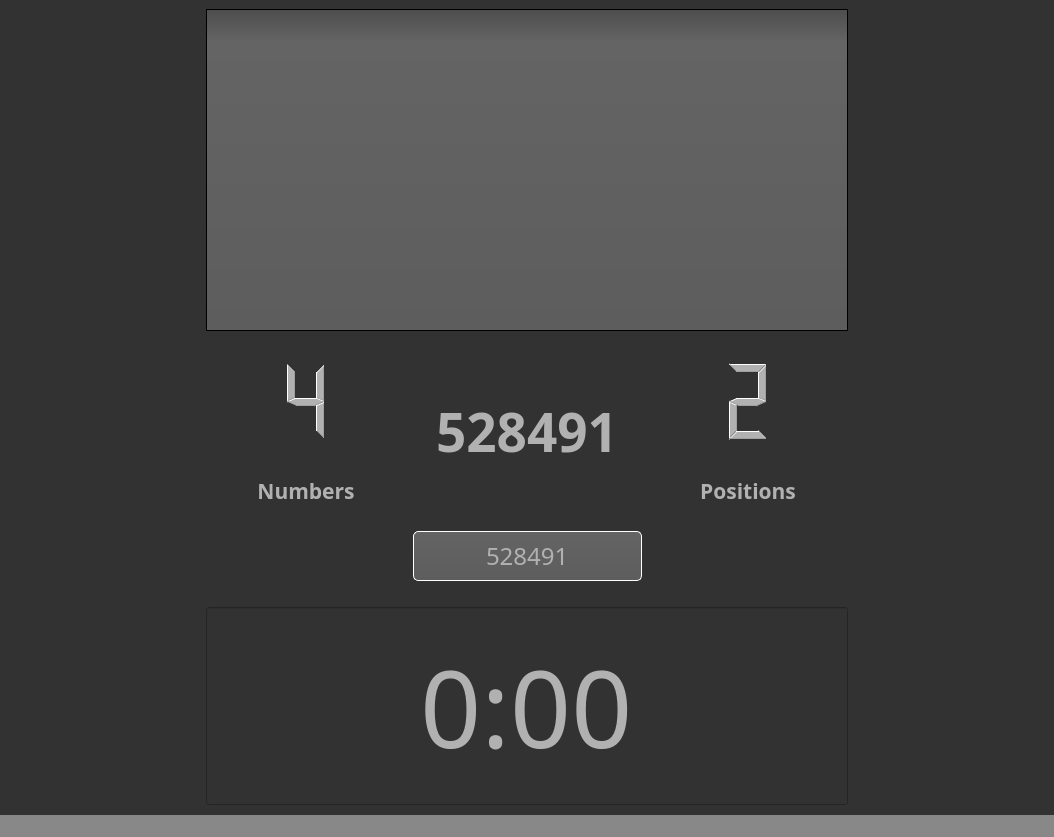
The window that interface/mainWindowUi.ui (JLBegin/JeuFSG) describes before a commit, drawn with Qt 5.
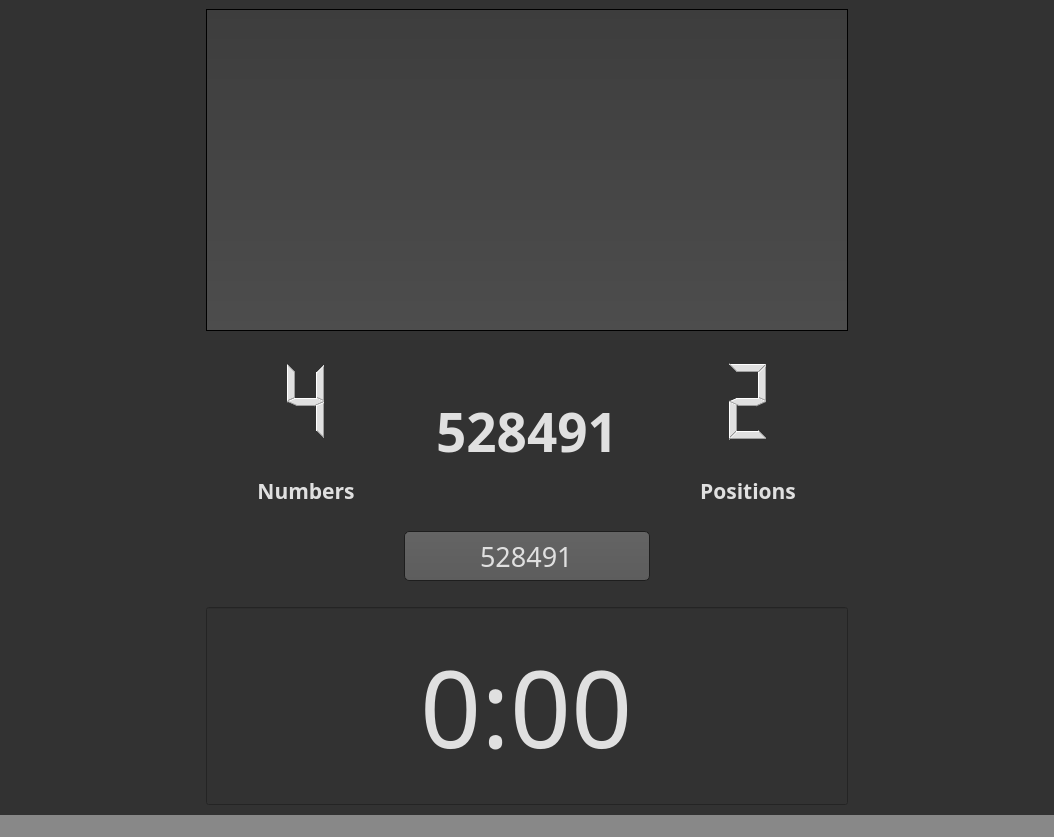
The same window after the commit.

Commit message: done running logic + history

```diff
--- a/interface/mainWindowUi.ui
+++ b/interface/mainWindowUi.ui
@@ -2,6 +2,9 @@
 <ui version="4.0">
  <class>mainWindow</class>
  <widget class="QMainWindow" name="mainWindow">
+  <property name="enabled">
+   <bool>true</bool>
+  </property>
   <property name="geometry">
    <rect>
     <x>0</x>
@@ -12,7 +15,7 @@
   </property>
   <property name="font">
    <font>
-    <pointsize>12</pointsize>
+    <pointsize>19</pointsize>
     <weight>50</weight>
     <bold>false</bold>
    </font>
@@ -29,7 +32,7 @@
   <property name="styleSheet">
    <string notr="true">QWidget
 {
-    color: #b1b1b1;
+    color: #e0e0e0;
     background-color: #323232;
 }
 
@@ -62,12 +65,12 @@
 QWidget:disabled
 {
     color: #404040;
-    background-color: #323232;
+    background-color: #525252;
 }
 
 QAbstractItemView
 {
-    background-color: QLinearGradient( x1: 0, y1: 0, x2: 0, y2: 1, stop: 0 #4d4d4d, stop: 0.1 #646464, stop: 1 #5d5d5d);
+    background-color: QLinearGradient( x1: 0, y1: 0, x2: 0, y2: 1, stop: 0 #3d3d3d, stop: 1 #4d4d4d);
 }
 
 QLineEdit
@@ -119,28 +122,291 @@
          <number>25</number>
         </property>
         <item>
-         <widget class="QListWidget" name="listWidget">
-          <property name="sizePolicy">
-           <sizepolicy hsizetype="Expanding" vsizetype="Expanding">
-            <horstretch>0</horstretch>
-            <verstretch>0</verstretch>
-           </sizepolicy>
+         <widget class="QTableWidget" name="tableWidget">
+          <property name="palette">
+           <palette>
+            <active>
+             <colorrole role="WindowText">
+              <brush brushstyle="SolidPattern">
+               <color alpha="255">
+                <red>224</red>
+                <green>224</green>
+                <blue>224</blue>
+               </color>
+              </brush>
+             </colorrole>
+             <colorrole role="Button">
+              <brush brushstyle="LinearGradientPattern">
+               <gradient startx="0.000000000000000" starty="0.000000000000000" endx="0.000000000000000" endy="1.000000000000000" type="LinearGradient" spread="PadSpread" coordinatemode="ObjectBoundingMode">
+                <gradientstop position="0.000000000000000">
+                 <color alpha="255">
+                  <red>61</red>
+                  <green>61</green>
+                  <blue>61</blue>
+                 </color>
+                </gradientstop>
+                <gradientstop position="1.000000000000000">
+                 <color alpha="255">
+                  <red>77</red>
+                  <green>77</green>
+                  <blue>77</blue>
+                 </color>
+                </gradientstop>
+               </gradient>
+              </brush>
+             </colorrole>
+             <colorrole role="Text">
+              <brush brushstyle="SolidPattern">
+               <color alpha="255">
+                <red>224</red>
+                <green>224</green>
+                <blue>224</blue>
+               </color>
+              </brush>
+             </colorrole>
+             <colorrole role="ButtonText">
+              <brush brushstyle="SolidPattern">
+               <color alpha="255">
+                <red>224</red>
+                <green>224</green>
+                <blue>224</blue>
+               </color>
+              </brush>
+             </colorrole>
+             <colorrole role="Base">
+              <brush brushstyle="LinearGradientPattern">
+               <gradient startx="0.000000000000000" starty="0.000000000000000" endx="0.000000000000000" endy="1.000000000000000" type="LinearGradient" spread="PadSpread" coordinatemode="ObjectBoundingMode">
+                <gradientstop position="0.000000000000000">
+                 <color alpha="255">
+                  <red>61</red>
+                  <green>61</green>
+                  <blue>61</blue>
+                 </color>
+                </gradientstop>
+                <gradientstop position="1.000000000000000">
+                 <color alpha="255">
+                  <red>77</red>
+                  <green>77</green>
+                  <blue>77</blue>
+                 </color>
+                </gradientstop>
+               </gradient>
+              </brush>
+             </colorrole>
+             <colorrole role="Window">
+              <brush brushstyle="LinearGradientPattern">
+               <gradient startx="0.000000000000000" starty="0.000000000000000" endx="0.000000000000000" endy="1.000000000000000" type="LinearGradient" spread="PadSpread" coordinatemode="ObjectBoundingMode">
+                <gradientstop position="0.000000000000000">
+                 <color alpha="255">
+                  <red>61</red>
+                  <green>61</green>
+                  <blue>61</blue>
+                 </color>
+                </gradientstop>
+                <gradientstop position="1.000000000000000">
+                 <color alpha="255">
+                  <red>77</red>
+                  <green>77</green>
+                  <blue>77</blue>
+                 </color>
+                </gradientstop>
+               </gradient>
+              </brush>
+             </colorrole>
+            </active>
+            <inactive>
+             <colorrole role="WindowText">
+              <brush brushstyle="SolidPattern">
+               <color alpha="255">
+                <red>224</red>
+                <green>224</green>
+                <blue>224</blue>
+               </color>
+              </brush>
+             </colorrole>
+             <colorrole role="Button">
+              <brush brushstyle="LinearGradientPattern">
+               <gradient startx="0.000000000000000" starty="0.000000000000000" endx="0.000000000000000" endy="1.000000000000000" type="LinearGradient" spread="PadSpread" coordinatemode="ObjectBoundingMode">
+                <gradientstop position="0.000000000000000">
+                 <color alpha="255">
+                  <red>61</red>
+                  <green>61</green>
+                  <blue>61</blue>
+                 </color>
+                </gradientstop>
+                <gradientstop position="1.000000000000000">
+                 <color alpha="255">
+                  <red>77</red>
+                  <green>77</green>
+                  <blue>77</blue>
+                 </color>
+                </gradientstop>
+               </gradient>
+              </brush>
+             </colorrole>
+             <colorrole role="Text">
+              <brush brushstyle="SolidPattern">
+               <color alpha="255">
+                <red>224</red>
+                <green>224</green>
+                <blue>224</blue>
+               </color>
+              </brush>
+             </colorrole>
+             <colorrole role="ButtonText">
+              <brush brushstyle="SolidPattern">
+               <color alpha="255">
+                <red>224</red>
+                <green>224</green>
+                <blue>224</blue>
+               </color>
+              </brush>
+             </colorrole>
+             <colorrole role="Base">
+              <brush brushstyle="LinearGradientPattern">
+               <gradient startx="0.000000000000000" starty="0.000000000000000" endx="0.000000000000000" endy="1.000000000000000" type="LinearGradient" spread="PadSpread" coordinatemode="ObjectBoundingMode">
+                <gradientstop position="0.000000000000000">
+                 <color alpha="255">
+                  <red>61</red>
+                  <green>61</green>
+                  <blue>61</blue>
+                 </color>
+                </gradientstop>
+                <gradientstop position="1.000000000000000">
+                 <color alpha="255">
+                  <red>77</red>
+                  <green>77</green>
+                  <blue>77</blue>
+                 </color>
+                </gradientstop>
+               </gradient>
+              </brush>
+             </colorrole>
+             <colorrole role="Window">
+              <brush brushstyle="LinearGradientPattern">
+               <gradient startx="0.000000000000000" starty="0.000000000000000" endx="0.000000000000000" endy="1.000000000000000" type="LinearGradient" spread="PadSpread" coordinatemode="ObjectBoundingMode">
+                <gradientstop position="0.000000000000000">
+                 <color alpha="255">
+                  <red>61</red>
+                  <green>61</green>
+                  <blue>61</blue>
+                 </color>
+                </gradientstop>
+                <gradientstop position="1.000000000000000">
+                 <color alpha="255">
+                  <red>77</red>
+                  <green>77</green>
+                  <blue>77</blue>
+                 </color>
+                </gradientstop>
+               </gradient>
+              </brush>
+             </colorrole>
+            </inactive>
+            <disabled>
+             <colorrole role="WindowText">
+              <brush brushstyle="SolidPattern">
+               <color alpha="255">
+                <red>64</red>
+                <green>64</green>
+                <blue>64</blue>
+               </color>
+              </brush>
+             </colorrole>
+             <colorrole role="Button">
+              <brush brushstyle="SolidPattern">
+               <color alpha="255">
+                <red>82</red>
+                <green>82</green>
+                <blue>82</blue>
+               </color>
+              </brush>
+             </colorrole>
+             <colorrole role="Text">
+              <brush brushstyle="SolidPattern">
+               <color alpha="255">
+                <red>64</red>
+                <green>64</green>
+                <blue>64</blue>
+               </color>
+              </brush>
+             </colorrole>
+             <colorrole role="ButtonText">
+              <brush brushstyle="SolidPattern">
+               <color alpha="255">
+                <red>64</red>
+                <green>64</green>
+                <blue>64</blue>
+               </color>
+              </brush>
+             </colorrole>
+             <colorrole role="Base">
+              <brush brushstyle="SolidPattern">
+               <color alpha="255">
+                <red>82</red>
+                <green>82</green>
+                <blue>82</blue>
+               </color>
+              </brush>
+             </colorrole>
+             <colorrole role="Window">
+              <brush brushstyle="SolidPattern">
+               <color alpha="255">
+                <red>82</red>
+                <green>82</green>
+                <blue>82</blue>
+               </color>
+              </brush>
+             </colorrole>
+            </disabled>
+           </palette>
           </property>
           <property name="font">
            <font>
             <family>BankGothic Md BT</family>
-            <pointsize>16</pointsize>
+            <pointsize>20</pointsize>
            </font>
           </property>
+          <property name="verticalScrollBarPolicy">
+           <enum>Qt::ScrollBarAlwaysOff</enum>
+          </property>
+          <property name="editTriggers">
+           <set>QAbstractItemView::NoEditTriggers</set>
+          </property>
           <property name="selectionMode">
            <enum>QAbstractItemView::NoSelection</enum>
           </property>
           <property name="selectionBehavior">
            <enum>QAbstractItemView::SelectRows</enum>
           </property>
-          <property name="textElideMode">
-           <enum>Qt::ElideMiddle</enum>
+          <property name="showGrid">
+           <bool>false</bool>
           </property>
+          <property name="rowCount">
+           <number>10</number>
+          </property>
+          <property name="columnCount">
+           <number>3</number>
+          </property>
+          <attribute name="horizontalHeaderVisible">
+           <bool>false</bool>
+          </attribute>
+          <attribute name="verticalHeaderVisible">
+           <bool>false</bool>
+          </attribute>
+          <row/>
+          <row/>
+          <row/>
+          <row/>
+          <row/>
+          <row/>
+          <row/>
+          <row/>
+          <row/>
+          <row/>
+          <column/>
+          <column/>
+          <column/>
          </widget>
         </item>
         <item>
@@ -197,6 +463,9 @@
           </item>
           <item>
            <widget class="QLabel" name="codeLabel">
+            <property name="enabled">
+             <bool>true</bool>
+            </property>
             <property name="sizePolicy">
              <sizepolicy hsizetype="Preferred" vsizetype="Fixed">
               <horstretch>0</horstretch>
@@ -288,6 +557,9 @@
         </item>
         <item>
          <layout class="QHBoxLayout" name="horizontalLayout_2">
+          <property name="spacing">
+           <number>30</number>
+          </property>
           <item>
            <spacer name="horizontalSpacer_2">
             <property name="orientation">
@@ -306,6 +578,9 @@
           </item>
           <item>
            <widget class="QLineEdit" name="codeEdit">
+            <property name="enabled">
+             <bool>true</bool>
+            </property>
             <property name="sizePolicy">
              <sizepolicy hsizetype="Preferred" vsizetype="Fixed">
               <horstretch>0</horstretch>
@@ -318,14 +593,252 @@
               <height>50</height>
              </size>
             </property>
+            <property name="palette">
+             <palette>
+              <active>
+               <colorrole role="WindowText">
+                <brush brushstyle="SolidPattern">
+                 <color alpha="255">
+                  <red>224</red>
+                  <green>224</green>
+                  <blue>224</blue>
+                 </color>
+                </brush>
+               </colorrole>
+               <colorrole role="Button">
+                <brush brushstyle="LinearGradientPattern">
+                 <gradient startx="0.000000000000000" starty="0.000000000000000" endx="0.000000000000000" endy="1.000000000000000" type="LinearGradient" spread="PadSpread" coordinatemode="ObjectBoundingMode">
+                  <gradientstop position="0.000000000000000">
+                   <color alpha="255">
+                    <red>100</red>
+                    <green>100</green>
+                    <blue>100</blue>
+                   </color>
+                  </gradientstop>
+                  <gradientstop position="1.000000000000000">
+                   <color alpha="255">
+                    <red>93</red>
+                    <green>93</green>
+                    <blue>93</blue>
+                   </color>
+                  </gradientstop>
+                 </gradient>
+                </brush>
+               </colorrole>
+               <colorrole role="Text">
+                <brush brushstyle="SolidPattern">
+                 <color alpha="255">
+                  <red>224</red>
+                  <green>224</green>
+                  <blue>224</blue>
+                 </color>
+                </brush>
+               </colorrole>
+               <colorrole role="ButtonText">
+                <brush brushstyle="SolidPattern">
+                 <color alpha="255">
+                  <red>224</red>
+                  <green>224</green>
+                  <blue>224</blue>
+                 </color>
+                </brush>
+               </colorrole>
+               <colorrole role="Base">
+                <brush brushstyle="LinearGradientPattern">
+                 <gradient startx="0.000000000000000" starty="0.000000000000000" endx="0.000000000000000" endy="1.000000000000000" type="LinearGradient" spread="PadSpread" coordinatemode="ObjectBoundingMode">
+                  <gradientstop position="0.000000000000000">
+                   <color alpha="255">
+                    <red>100</red>
+                    <green>100</green>
+                    <blue>100</blue>
+                   </color>
+                  </gradientstop>
+                  <gradientstop position="1.000000000000000">
+                   <color alpha="255">
+                    <red>93</red>
+                    <green>93</green>
+                    <blue>93</blue>
+                   </color>
+                  </gradientstop>
+                 </gradient>
+                </brush>
+               </colorrole>
+               <colorrole role="Window">
+                <brush brushstyle="LinearGradientPattern">
+                 <gradient startx="0.000000000000000" starty="0.000000000000000" endx="0.000000000000000" endy="1.000000000000000" type="LinearGradient" spread="PadSpread" coordinatemode="ObjectBoundingMode">
+                  <gradientstop position="0.000000000000000">
+                   <color alpha="255">
+                    <red>100</red>
+                    <green>100</green>
+                    <blue>100</blue>
+                   </color>
+                  </gradientstop>
+                  <gradientstop position="1.000000000000000">
+                   <color alpha="255">
+                    <red>93</red>
+                    <green>93</green>
+                    <blue>93</blue>
+                   </color>
+                  </gradientstop>
+                 </gradient>
+                </brush>
+               </colorrole>
+              </active>
+              <inactive>
+               <colorrole role="WindowText">
+                <brush brushstyle="SolidPattern">
+                 <color alpha="255">
+                  <red>224</red>
+                  <green>224</green>
+                  <blue>224</blue>
+                 </color>
+                </brush>
+               </colorrole>
+               <colorrole role="Button">
+                <brush brushstyle="LinearGradientPattern">
+                 <gradient startx="0.000000000000000" starty="0.000000000000000" endx="0.000000000000000" endy="1.000000000000000" type="LinearGradient" spread="PadSpread" coordinatemode="ObjectBoundingMode">
+                  <gradientstop position="0.000000000000000">
+                   <color alpha="255">
+                    <red>100</red>
+                    <green>100</green>
+                    <blue>100</blue>
+                   </color>
+                  </gradientstop>
+                  <gradientstop position="1.000000000000000">
+                   <color alpha="255">
+                    <red>93</red>
+                    <green>93</green>
+                    <blue>93</blue>
+                   </color>
+                  </gradientstop>
+                 </gradient>
+                </brush>
+               </colorrole>
+               <colorrole role="Text">
+                <brush brushstyle="SolidPattern">
+                 <color alpha="255">
+                  <red>224</red>
+                  <green>224</green>
+                  <blue>224</blue>
+                 </color>
+                </brush>
+               </colorrole>
+               <colorrole role="ButtonText">
+                <brush brushstyle="SolidPattern">
+                 <color alpha="255">
+                  <red>224</red>
+                  <green>224</green>
+                  <blue>224</blue>
+                 </color>
+                </brush>
+               </colorrole>
+               <colorrole role="Base">
+                <brush brushstyle="LinearGradientPattern">
+                 <gradient startx="0.000000000000000" starty="0.000000000000000" endx="0.000000000000000" endy="1.000000000000000" type="LinearGradient" spread="PadSpread" coordinatemode="ObjectBoundingMode">
+                  <gradientstop position="0.000000000000000">
+                   <color alpha="255">
+                    <red>100</red>
+                    <green>100</green>
+                    <blue>100</blue>
+                   </color>
+                  </gradientstop>
+                  <gradientstop position="1.000000000000000">
+                   <color alpha="255">
+                    <red>93</red>
+                    <green>93</green>
+                    <blue>93</blue>
+                   </color>
+                  </gradientstop>
+                 </gradient>
+                </brush>
+               </colorrole>
+               <colorrole role="Window">
+                <brush brushstyle="LinearGradientPattern">
+                 <gradient startx="0.000000000000000" starty="0.000000000000000" endx="0.000000000000000" endy="1.000000000000000" type="LinearGradient" spread="PadSpread" coordinatemode="ObjectBoundingMode">
+                  <gradientstop position="0.000000000000000">
+                   <color alpha="255">
+                    <red>100</red>
+                    <green>100</green>
+                    <blue>100</blue>
+                   </color>
+                  </gradientstop>
+                  <gradientstop position="1.000000000000000">
+                   <color alpha="255">
+                    <red>93</red>
+                    <green>93</green>
+                    <blue>93</blue>
+                   </color>
+                  </gradientstop>
+                 </gradient>
+                </brush>
+               </colorrole>
+              </inactive>
+              <disabled>
+               <colorrole role="WindowText">
+                <brush brushstyle="SolidPattern">
+                 <color alpha="255">
+                  <red>64</red>
+                  <green>64</green>
+                  <blue>64</blue>
+                 </color>
+                </brush>
+               </colorrole>
+               <colorrole role="Button">
+                <brush brushstyle="SolidPattern">
+                 <color alpha="255">
+                  <red>82</red>
+                  <green>82</green>
+                  <blue>82</blue>
+                 </color>
+                </brush>
+               </colorrole>
+               <colorrole role="Text">
+                <brush brushstyle="SolidPattern">
+                 <color alpha="255">
+                  <red>64</red>
+                  <green>64</green>
+                  <blue>64</blue>
+                 </color>
+                </brush>
+               </colorrole>
+               <colorrole role="ButtonText">
+                <brush brushstyle="SolidPattern">
+                 <color alpha="255">
+                  <red>64</red>
+                  <green>64</green>
+                  <blue>64</blue>
+                 </color>
+                </brush>
+               </colorrole>
+               <colorrole role="Base">
+                <brush brushstyle="SolidPattern">
+                 <color alpha="255">
+                  <red>82</red>
+                  <green>82</green>
+                  <blue>82</blue>
+                 </color>
+                </brush>
+               </colorrole>
+               <colorrole role="Window">
+                <brush brushstyle="SolidPattern">
+                 <color alpha="255">
+                  <red>82</red>
+                  <green>82</green>
+                  <blue>82</blue>
+                 </color>
+                </brush>
+               </colorrole>
+              </disabled>
+             </palette>
+            </property>
             <property name="font">
              <font>
               <family>BankGothic Md BT</family>
-              <pointsize>18</pointsize>
+              <pointsize>20</pointsize>
              </font>
             </property>
             <property name="styleSheet">
-             <string notr="true">border-color: rgb(255, 255, 255);</string>
+             <string notr="true"/>
             </property>
             <property name="text">
              <string>528491</string>
```
The commit also changes 2 other files.
